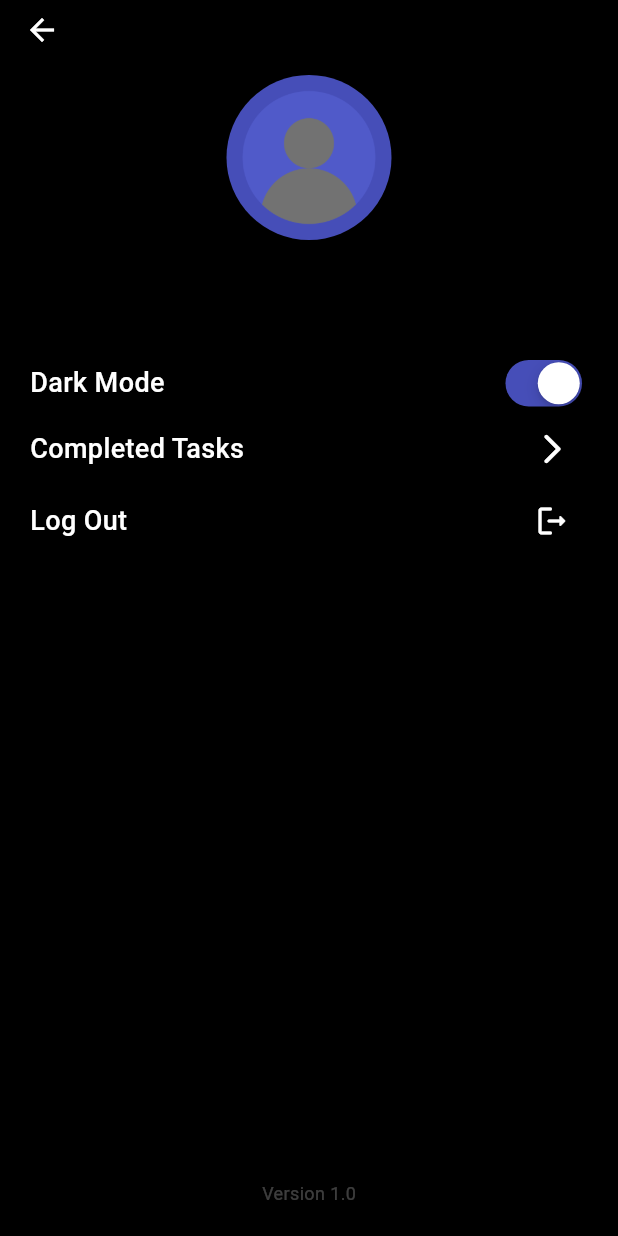
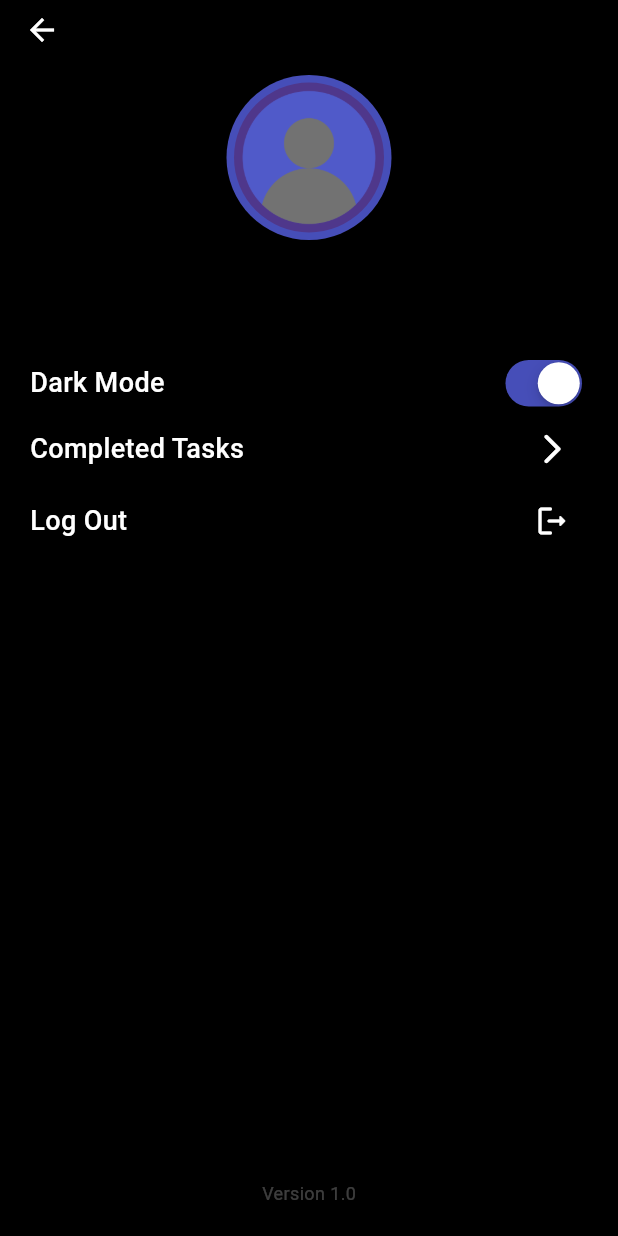
Before and after one commit to AbishekAB21/checkit, a Flutter app: the SettingsScreenComponent screen opened directly, on a phone screen of 412 x 824 dp. Run offline on Flutter 3.47's test engine with Material 3 defaults, Android fonts, the phone set to English and light mode, and no system bars; our stand-ins replace cached_network_image, cloud_firestore, firebase_auth, firebase_core, firebase_storage, flutter_cache_manager and 9 more; accounts and stored records are empty.

Commit message:
profile picture loading fix, added cached network image, fallbacks and image expansion on long press

```diff
--- a/lib/features/settings_screen/component/settings_screen_component.dart
+++ b/lib/features/settings_screen/component/settings_screen_component.dart
@@ -7,13 +7,14 @@ import 'package:firebase_auth/firebase_auth.dart';
 import 'package:checkit/utils/theme/app_colors.dart';
 import 'package:checkit/utils/fontstyles/fontstyles.dart';
 import 'package:checkit/utils/constants/app_constants.dart';
+import 'package:flutter_cache_manager/flutter_cache_manager.dart';
 import 'package:checkit/common/widgets/reusable_alert_dialog.dart';
 import 'package:checkit/common/taransitions/custom_page_fade_transition.dart';
 import 'package:checkit/features/settings_screen/widgets/setting_screen_tile.dart';
 import 'package:checkit/features/settings_screen/core/providers/theme_provider.dart';
+import 'package:checkit/features/settings_screen/widgets/profile_picture_widget.dart';
 import 'package:checkit/features/home_screen/core/providers/home_screen_provider.dart';
 import 'package:checkit/features/welcome_screen/containers/welcome_screen_container.dart';
-import 'package:checkit/features/settings_screen/core/providers/settings_screen_provider.dart';
 import 'package:checkit/features/completed_task_screen/containers/completed_task_screen_container.dart';
 
 class SettingsScreenComponent extends ConsumerWidget {
@@ -23,9 +24,6 @@ class SettingsScreenComponent extends ConsumerWidget {
   Widget build(BuildContext context, WidgetRef ref) {
     final color = ref.watch(themeProvider);
     final userName = ref.watch(userNameProvider);
-    final profilePicUrl = ref.watch(profilePicUrlProvider);
-    final picLoading = ref.watch(profilePicLoadingProvider);
-    final picController = ref.read(profilePicControllerProvider);
 
     return Scaffold(
       backgroundColor: color.background,
@@ -41,54 +39,7 @@ class SettingsScreenComponent extends ConsumerWidget {
           crossAxisAlignment: CrossAxisAlignment.start,
           children: [
             // Profile section
-            Center(
-              child: Container(
-                padding: EdgeInsets.all(5),
-                decoration: BoxDecoration(
-                  color: color.secondaryGradient1,
-                  borderRadius: BorderRadius.circular(60),
-                ),
-
-                child: GestureDetector(
-                  onLongPress: () {
-                    /* Expand Profile picture */
-                  },
-                  onTap: () async {
-                    // Change profile picture by opening gallery
-                    await picController.pickAndUploadImage();
-                  },
-                  child: Stack(
-                    children: [
-                      CircleAvatar(
-                        backgroundColor: color.secondaryGradient1,
-                        backgroundImage:
-                            profilePicUrl != null
-                                ? NetworkImage(profilePicUrl)
-                                : AssetImage(
-                                      "assets/images/profilePlaceholder.png",
-                                    )
-                                    as ImageProvider,
-                        radius: 50,
-                      ),
-                      if (picLoading)
-                        Container(
-                          height: 100,
-                          width: 100,
-                          decoration: BoxDecoration(
-                            color: color.secondaryGradient2,
-                            shape: BoxShape.circle,
-                          ),
-                          child: Center(
-                            child: CircularProgressIndicator(
-                              color: color.iconColor,
-                            ),
-                          ),
-                        ),
-                    ],
-                  ),
-                ),
-              ),
-            ),
+            Center(child: ProfilePictureWidget()),
             SizedBox(height: 5),
             Center(
               child: userName.when(
@@ -150,6 +101,7 @@ class SettingsScreenComponent extends ConsumerWidget {
                         (context) => ReusableAlertDialog(
                           mainAlertDialogTitle: AppConstants.areYouSure,
                           onPressedLeft: () async {
+                            await DefaultCacheManager().emptyCache();
                             await FirebaseAuth.instance.signOut();
                             Navigator.pushAndRemoveUntil(
                               context,
--- a/lib/features/settings_screen/core/providers/settings_screen_provider.dart
+++ b/lib/features/settings_screen/core/providers/settings_screen_provider.dart
@@ -1,12 +1,26 @@
 import 'dart:io';
 
+import 'package:image_picker/image_picker.dart';
+import 'package:firebase_auth/firebase_auth.dart';
 import 'package:cloud_firestore/cloud_firestore.dart';
-import 'package:firebase_auth/firebase_auth.dart';
 import 'package:firebase_storage/firebase_storage.dart';
 import 'package:flutter_riverpod/flutter_riverpod.dart';
-import 'package:image_picker/image_picker.dart';
 
-final profilePicUrlProvider = StateProvider<String?>((ref) => null);
+final profilePicUrlProvider = FutureProvider<String>((ref) async {
+  final uid = FirebaseAuth.instance.currentUser?.uid;
+
+  if (uid == null) throw Exception('Not logged in');
+
+  final doc =
+      await FirebaseFirestore.instance.collection('users').doc(uid).get();
+  final url = doc.data()?['profilePic'];
+
+  if (url == null || url is! String || url.isEmpty) {
+    throw Exception('No profile picture found');
+  }
+
+  return url;
+});
 
 final profilePicLoadingProvider = StateProvider<bool>((ref) => false);
 
@@ -51,27 +65,11 @@ class ProfilePicController {
       await FirebaseFirestore.instance.collection('users').doc(uid).update({
         'profilePic': downloadUrl,
       });
-
-      ref.read(profilePicUrlProvider.notifier).state = downloadUrl;
+      ref.invalidate(profilePicUrlProvider);
     } catch (e) {
       // Print here
     } finally {
       ref.read(profilePicLoadingProvider.notifier).state = false;
     }
   }
-
-  // Reading Image from Database
-
-  Future<void> loadProfileImage() async {
-    final uid = FirebaseAuth.instance.currentUser?.uid;
-    if (uid == null) return;
-
-    final doc =
-        await FirebaseFirestore.instance.collection('users').doc(uid).get();
-    final url = doc.data()?['profilePic'];
-
-    if (url != null && url is String) {
-      ref.read(profilePicUrlProvider.notifier).state = url;
-    }
-  }
 }
--- /dev/null
+++ b/lib/features/settings_screen/widgets/profile_picture_widget.dart
@@ -0,0 +1,138 @@
+import 'package:flutter/material.dart';
+
+import 'package:shimmer/shimmer.dart';
+import 'package:flutter_riverpod/flutter_riverpod.dart';
+import 'package:cached_network_image/cached_network_image.dart';
+
+import 'package:checkit/utils/theme/app_colors.dart';
+import 'package:checkit/features/settings_screen/core/providers/theme_provider.dart';
+import 'package:checkit/features/settings_screen/core/providers/settings_screen_provider.dart';
+
+class ProfilePictureWidget extends ConsumerWidget {
+  const ProfilePictureWidget({super.key});
+
+  @override
+  Widget build(BuildContext context, WidgetRef ref) {
+    final color = ref.watch(themeProvider);
+    final profilePicUrlAsync = ref.watch(profilePicUrlProvider);
+    final picLoading = ref.watch(profilePicLoadingProvider);
+    final picController = ref.read(profilePicControllerProvider);
+
+    return GestureDetector(
+      onTap: () async {
+        await picController.pickAndUploadImage();
+      },
+      onLongPress: () {
+        // Expand image
+        showDialog(
+          context: context,
+          builder: (context) {
+            return Padding(
+              padding: EdgeInsets.all(15),
+              child: Center(
+                child: Container(
+                  width: 300,
+                  height: 300,
+                  decoration: BoxDecoration(shape: BoxShape.circle),
+                  clipBehavior: Clip.antiAlias,
+                  child: _buildProfileImage(profilePicUrlAsync, color),
+                ),
+              ),
+            );
+          },
+        );
+      },
+      child: Container(
+        padding: EdgeInsets.all(5),
+        decoration: BoxDecoration(
+          color: color.secondaryGradient1,
+          borderRadius: BorderRadius.circular(60),
+        ),
+        child: Stack(
+          children: [
+            // If image is loaded and avaialable
+            _buildProfileImage(profilePicUrlAsync, color),
+
+            // If image is loading
+            if (picLoading) _buildLoadingOverlay(color),
+          ],
+        ),
+      ),
+    );
+  }
+
+  Widget _buildProfileImage(
+    AsyncValue<String> profilePicUrlAsync,
+    Appcolor color,
+  ) {
+    return profilePicUrlAsync.when(
+      // When the URL is fetched succesfully
+      data:
+          (url) => ClipOval(
+            child: CachedNetworkImage(
+              imageUrl: url,
+              height: 100,
+              width: 100,
+              fit: BoxFit.cover,
+              fadeInDuration: Duration(milliseconds: 500),
+
+              // Loading indicator shown while the image is being downloaded
+              placeholder:
+                  (context, url) => Shimmer.fromColors(
+                    baseColor: color.secondaryGradient1,
+                    highlightColor: color.textfieldBackground,
+                    child: Container(
+                      height: 100,
+                      width: 100,
+                      alignment: Alignment.center,
+                      child: CircularProgressIndicator(color: color.iconColor),
+                    ),
+                  ),
+
+              //  Fallback logic for when the image download fails
+              errorWidget:
+                  (context, url, error) => Image.asset(
+                    "assets/images/profilePlaceholder.png",
+                    height: 100,
+                    width: 100,
+                    fit: BoxFit.cover,
+                  ),
+            ),
+          ),
+
+      // Loading indicator shown while the URL is being fetched
+      loading:
+          () => Container(
+            height: 100,
+            width: 100,
+            decoration: BoxDecoration(
+              color: color.secondaryGradient2,
+              shape: BoxShape.circle,
+            ),
+            child: Center(
+              child: CircularProgressIndicator(color: color.iconColor),
+            ),
+          ),
+
+      // Fallback logic for when the URL fetching fails
+      error:
+          (error, _) => CircleAvatar(
+            radius: 50,
+            backgroundImage: AssetImage("assets/images/profilePlaceholder.png"),
+          ),
+    );
+  }
+
+  // Loading indicator shown while the user is selecting a picture.
+  Widget _buildLoadingOverlay(Appcolor color) {
+    return Container(
+      height: 100,
+      width: 100,
+      decoration: BoxDecoration(
+        color: color.secondaryGradient2.withValues(alpha: 0.6),
+        shape: BoxShape.circle,
+      ),
+      child: Center(child: CircularProgressIndicator(color: color.iconColor)),
+    );
+  }
+}
--- a/pubspec.yaml
+++ b/pubspec.yaml
@@ -36,6 +36,7 @@ dependencies:
   firebase_storage: ^12.4.9
   flutter:
     sdk: flutter
+  flutter_cache_manager: ^3.4.1
   flutter_riverpod: ^2.6.1
   google_fonts: ^6.2.1
   image_picker: ^1.1.2
@@ -44,6 +45,7 @@ dependencies:
   pin_code_fields: ^8.0.1
   riverpod: ^2.6.1
   shared_preferences: ^2.5.3
+  shimmer: ^3.0.0
   sms_autofill: ^2.4.1
   table_calendar: ^3.2.0
 
```
Also changed, not shown: lib/features/home_screen/widgets/welcome_section.dart (+45 -8 lines), pubspec.lock.
